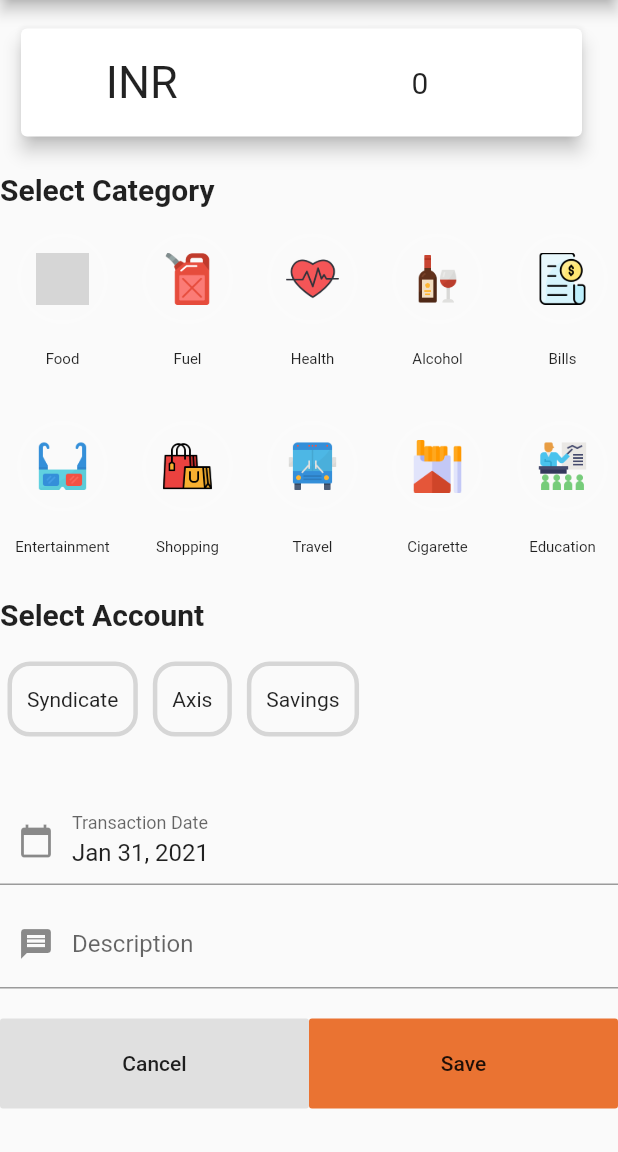
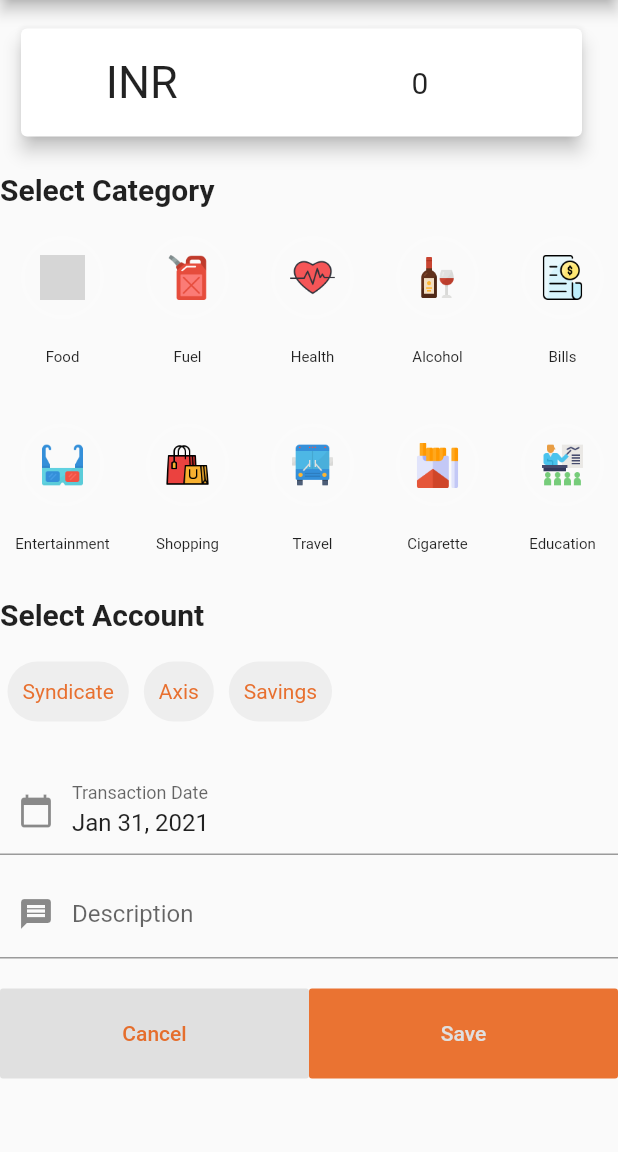
Before and after one commit to DevendraJ/xpenso, a Flutter app: the screen it shows after launch, scrolled down 351 dp, after a tap on the "add" icon, on a phone screen of 412 x 824 dp, the part 84-1236 px from its top. Run offline on Flutter 3.47's test engine with Material 2 defaults, Android fonts, the light colour scheme and no system bars; drawn by our look-alikes of date_time_picker; our stand-ins replace month_picker_dialog; grey boxes are pictures that could not be loaded.

Commit message:
Modified ListViewTextItem.

```diff
--- a/lib/widgets/grid_view_item.dart
+++ b/lib/widgets/grid_view_item.dart
@@ -24,7 +24,7 @@ class GridViewItem<T extends GenericModel> extends StatelessWidget {
             padding: EdgeInsets.all(10),
             child: Image.asset(
               DataStore.getAppImage(_model.imageId).imagePath,
-              height: 35,
+              height: 30,
             ),
           ),
         ),
--- a/lib/widgets/list_view_text_item.dart
+++ b/lib/widgets/list_view_text_item.dart
@@ -3,9 +3,8 @@ import 'package:flutter/material.dart';
 class ListViewTextItem extends StatelessWidget {
   final bool _isSelected;
   final String _text;
-  final Color _selectedColor;
 
-  ListViewTextItem(this._text, this._isSelected, this._selectedColor);
+  ListViewTextItem(this._text, this._isSelected);
 
   @override
   Widget build(BuildContext context) {
@@ -17,12 +16,19 @@ class ListViewTextItem extends StatelessWidget {
       ),
       padding: EdgeInsets.all(10),
       decoration: BoxDecoration(
-          border: Border.all(
-            color: (_isSelected) ? _selectedColor : Colors.grey[350],
-            width: 3,
-          ),
-          borderRadius: BorderRadius.circular(15)),
-      child: Text(_text),
+        borderRadius: BorderRadius.circular(20),
+        color: (_isSelected)
+            ? Theme.of(context).accentColor.withOpacity(.7)
+            : Colors.grey[200],
+      ),
+      child: Text(
+        _text,
+        style: TextStyle(
+          color: (!_isSelected)
+              ? Theme.of(context).accentColor.withOpacity(.8)
+              : Colors.grey[200],
+        ),
+      ),
     );
   }
 }
--- a/lib/widgets/new_transaction.dart
+++ b/lib/widgets/new_transaction.dart
@@ -254,7 +254,7 @@ class _NewTransactionState extends State<NewTransaction> {
               ),
               SizedBox(height: 10),
               Container(
-                height: 70,
+                height: 60,
                 child: ListView(
                   scrollDirection: Axis.horizontal,
                   children: [
@@ -268,7 +268,6 @@ class _NewTransactionState extends State<NewTransaction> {
                         child: ListViewTextItem(
                           account.title,
                           _selectedFromAccount == account.id,
-                          Theme.of(context).accentColor.withOpacity(0.5),
                         ),
                       );
                     })
@@ -287,7 +286,7 @@ class _NewTransactionState extends State<NewTransaction> {
               SizedBox(height: 10),
               if (_selectedCategoryType == CategoryType.transfer)
                 Container(
-                  height: 70,
+                  height: 60,
                   child: ListView(
                     scrollDirection: Axis.horizontal,
                     children: [
@@ -301,14 +300,14 @@ class _NewTransactionState extends State<NewTransaction> {
                           child: ListViewTextItem(
                             account.title,
                             (_selectedToAccount == account.id),
-                            Theme.of(context).accentColor.withOpacity(0.5),
                           ),
                         );
                       })
                     ],
                   ),
                 ),
-              SizedBox(height: 10),
+              if (_selectedCategoryType == CategoryType.transfer)
+                SizedBox(height: 10),
               DateTimePicker(
                 firstDate: DateTime(2000),
                 lastDate: DateTime(3000),
@@ -343,13 +342,23 @@ class _NewTransactionState extends State<NewTransaction> {
                       Navigator.of(context).pop(false);
                     },
                     height: 60,
-                    child: Text('Cancel'),
+                    child: Text(
+                      'Cancel',
+                      style: TextStyle(
+                        color: Theme.of(context).accentColor.withOpacity(0.8),
+                      ),
+                    ),
                     color: Colors.grey[300],
                     minWidth: MediaQuery.of(context).size.width / 2,
                   ),
                   FlatButton(
                     height: 60,
-                    child: Text('Save'),
+                    child: Text(
+                      'Save',
+                      style: TextStyle(
+                        color: Colors.grey[300],
+                      ),
+                    ),
                     color: Theme.of(context).accentColor.withOpacity(0.8),
                     minWidth: MediaQuery.of(context).size.width / 2,
                     onPressed: () {
```
